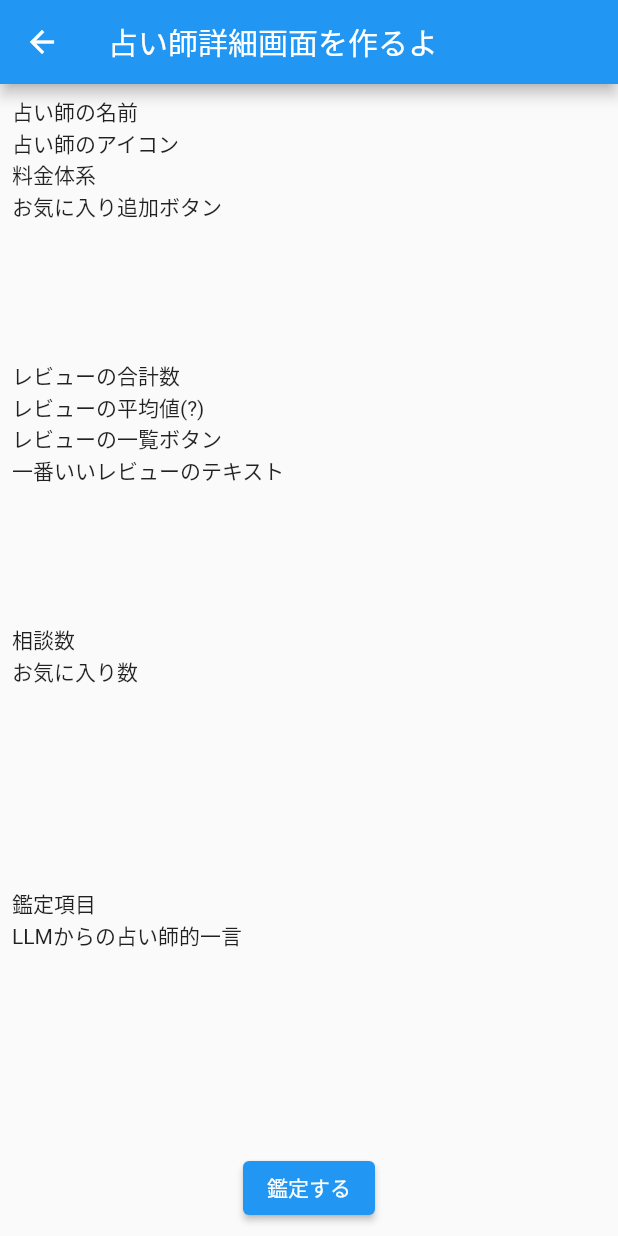
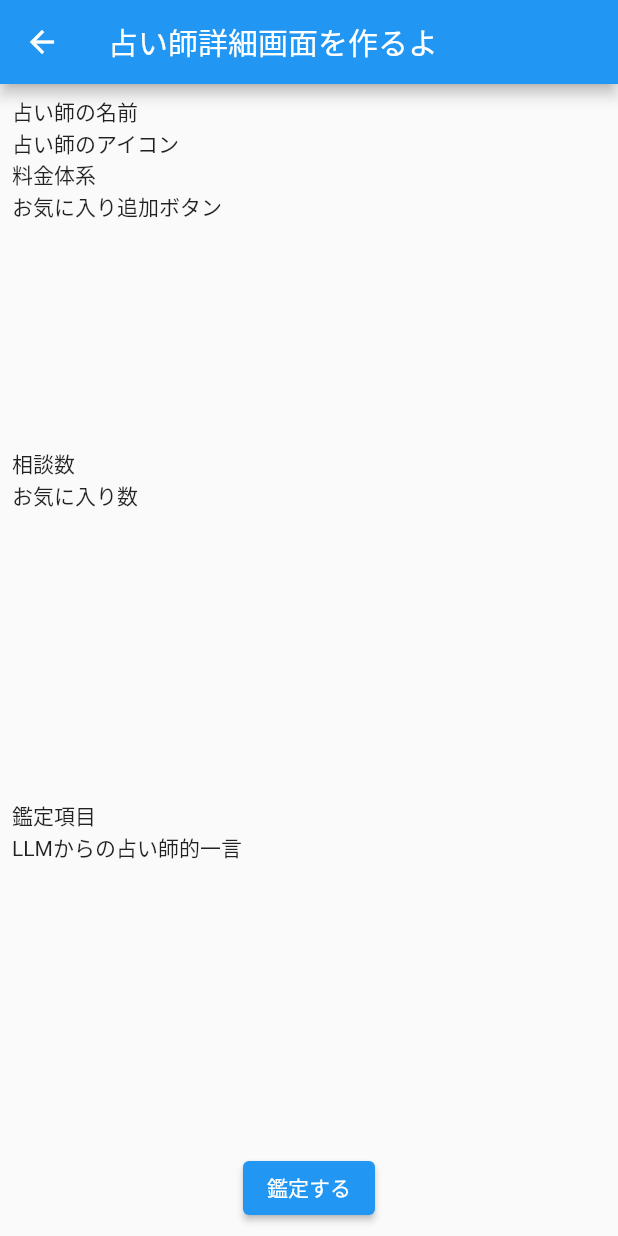
Before and after one commit to kajiyai/flutter_tutorial, a Flutter app: the FortunTellerShow screen opened directly, on a phone screen of 412 x 824 dp. Run offline on Flutter 3.47's test engine with Material 2 defaults, Android fonts, the phone set to English and light mode, and no system bars.

Commit message:
レビューをスコープから除外

```diff
--- a/lib/fortune_teller/show.dart
+++ b/lib/fortune_teller/show.dart
@@ -13,12 +13,6 @@ class FortunTellerShow extends StatelessWidget {
       Text("料金体系"),
       Text("お気に入り追加ボタン")
     ];
-    const _reviews = [
-      Text("レビューの合計数"),
-      Text("レビューの平均値(?)"),
-      Text("レビューの一覧ボタン"),
-      Text("一番いいレビューのテキスト"),
-    ];
     const _basic_info = [Text("相談数"), Text("お気に入り数")];
     const _detailed_info = [
       Text("鑑定項目"),
@@ -33,9 +27,6 @@ class FortunTellerShow extends StatelessWidget {
           children: [
             Expanded(
               child: ListView(children: _teller_card),
-            ),
-            Expanded(
-              child: ListView(children: _reviews),
             ),
             Expanded(
               child: ListView(children: _basic_info),
```
